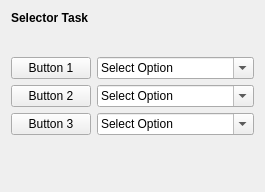
Before: the Qt Designer form ArduinoPedalBoard/Resources/UI/ArduinoPedalBoard.ui in pzaffino/SlicerArduinoController, drawn with Qt 5.
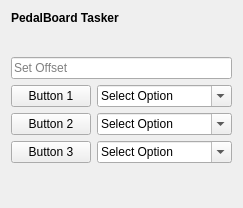
After: the same form once the commit is applied.

Patch:
```diff
--- a/ArduinoPedalBoard/Resources/UI/ArduinoPedalBoard.ui
+++ b/ArduinoPedalBoard/Resources/UI/ArduinoPedalBoard.ui
@@ -6,8 +6,8 @@
    <rect>
     <x>0</x>
     <y>0</y>
-    <width>265</width>
-    <height>192</height>
+    <width>243</width>
+    <height>208</height>
    </rect>
   </property>
   <layout class="QFormLayout" name="formLayout">
@@ -20,7 +20,7 @@
       </font>
      </property>
      <property name="text">
-      <string>Selector Task</string>
+      <string>PedalBoard Tasker</string>
      </property>
     </widget>
    </item>
@@ -37,7 +37,7 @@
      </property>
     </spacer>
    </item>
-   <item row="2" column="0">
+   <item row="3" column="0">
     <widget class="QPushButton" name="SetButton1">
      <property name="text">
       <string>Button 1</string>
@@ -56,7 +56,7 @@
      </property>
     </widget>
    </item>
-   <item row="2" column="1">
+   <item row="3" column="1">
     <widget class="QComboBox" name="button1_Choice">
      <property name="editable">
       <bool>true</bool>
@@ -73,14 +73,14 @@
      </item>
     </widget>
    </item>
-   <item row="3" column="0">
+   <item row="4" column="0">
     <widget class="QPushButton" name="SetButton2">
      <property name="text">
       <string>Button 2</string>
      </property>
     </widget>
    </item>
-   <item row="3" column="1">
+   <item row="4" column="1">
     <widget class="QComboBox" name="button2_Choice">
      <property name="editable">
       <bool>true</bool>
@@ -97,14 +97,14 @@
      </item>
     </widget>
    </item>
-   <item row="4" column="0">
+   <item row="5" column="0">
     <widget class="QPushButton" name="SetButton3">
      <property name="text">
       <string>Button 3</string>
      </property>
     </widget>
    </item>
-   <item row="4" column="1">
+   <item row="5" column="1">
     <widget class="QComboBox" name="button3_Choice">
      <property name="enabled">
       <bool>true</bool>
@@ -124,6 +124,16 @@
      </item>
     </widget>
    </item>
+   <item row="2" column="0" colspan="2">
+    <widget class="QLineEdit" name="SetOffset">
+     <property name="text">
+      <string/>
+     </property>
+     <property name="placeholderText">
+      <string>Set Offset</string>
+     </property>
+    </widget>
+   </item>
   </layout>
  </widget>
  <resources/>
```
